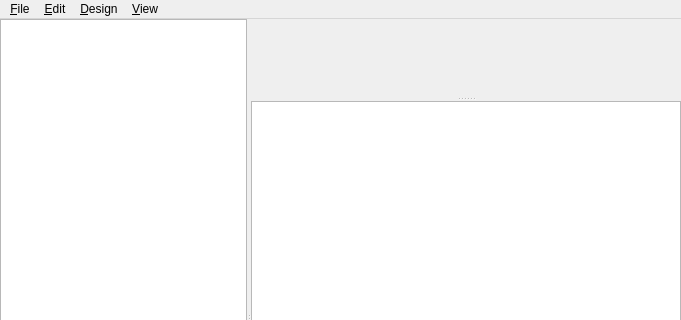
Old version of the form MainWindow.ui in the repository openscad/openscad; both pictures show x 0 to 681 and y 0 to 320 of the 681 by 647 pixel window.
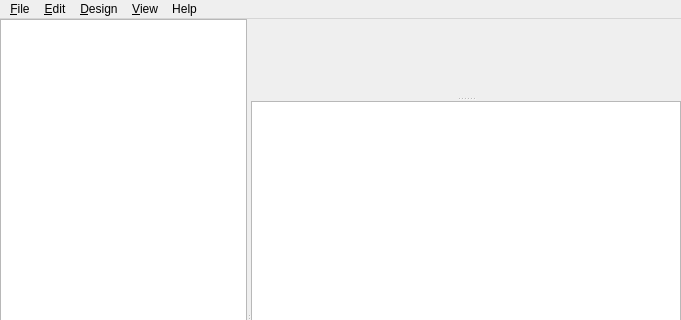
New version of the form. Custom widgets are drawn as their Qt base class.

Commit message: Added simple about box

Patch:
```diff
--- a/MainWindow.ui
+++ b/MainWindow.ui
@@ -174,10 +174,17 @@
     <addaction name="viewActionPerspective"/>
     <addaction name="viewActionOrthogonal"/>
    </widget>
+   <widget class="QMenu" name="menuHelp">
+    <property name="title">
+     <string>Help</string>
+    </property>
+    <addaction name="helpActionAbout"/>
+   </widget>
    <addaction name="menu_File"/>
    <addaction name="menu_Edit"/>
    <addaction name="menu_Design"/>
    <addaction name="menu_View"/>
+   <addaction name="menuHelp"/>
   </widget>
   <widget class="QStatusBar" name="statusbar"/>
   <action name="fileActionNew">
```
Left out of the diff: 5 changed lines with no effect on the pictures. The commit also changes 2 other files.
